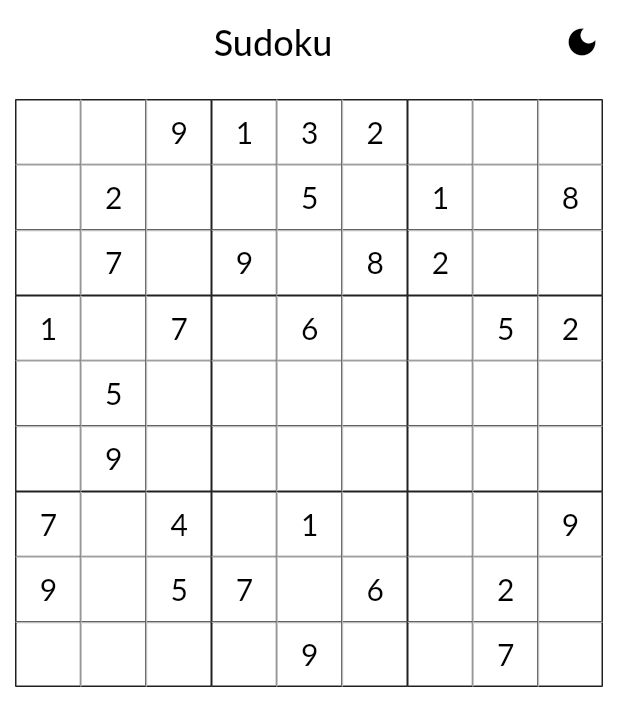
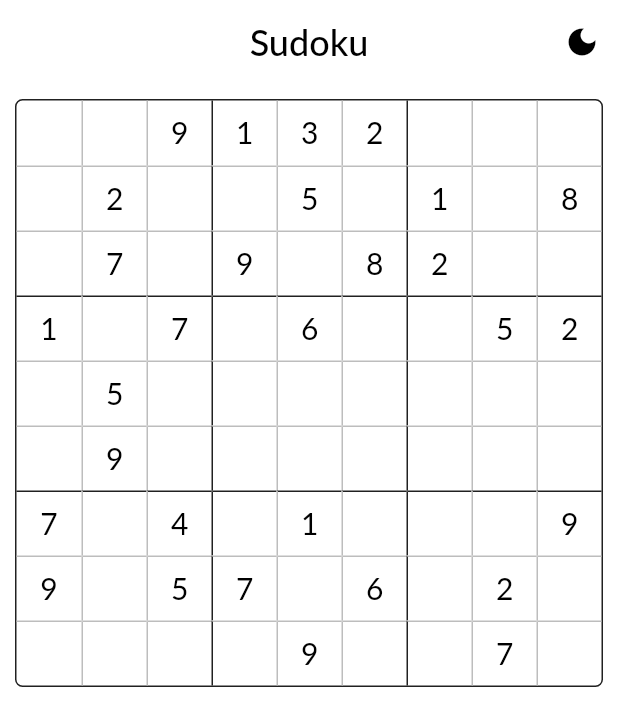
Before and after one commit to mdg1019/open_source_sudoku, a Flutter app: the screen it shows after launch, on a phone screen of 412 x 824 dp. Shown: the top 726 px of the screen. Run offline on Flutter 3.47's test engine with Material 3 defaults, Android fonts, the phone set to English and light mode, and no system bars; our stand-ins replace flutter_riverpod, riverpod_annotation, shared_preferences; generated files the repository leaves out were written again; Roboto replaces fonts that are missing (Lato).

Commit message:
Rounded the corners for the SudokuScreen grid.

```diff
--- a/lib/screens/sudoku_screen.dart
+++ b/lib/screens/sudoku_screen.dart
@@ -3,6 +3,7 @@ import 'package:flutter_riverpod/flutter_riverpod.dart';
 
 import '../models/settings.dart';
 import '../models/sudoku.dart';
+import '../utils/shared.dart';
 import '../widgets/app_bar_widget.dart';
 import '../widgets/puzzle_cell_widget.dart';
 
@@ -22,7 +23,16 @@ class SudokuScreen extends ConsumerWidget {
         data: (sudoku) {
           return Padding(
             padding: const EdgeInsets.all(10.0),
+            child: Container(
+              decoration: BoxDecoration(
+                border: Border.all(
+                  color: Shared.getTheme(settings.themeType).gridBoxBorderColor,
+                  width: 1.0,
+                ),
+                borderRadius: BorderRadius.circular(5.0),
+              ),
               child: GridView.count(
+                shrinkWrap: true,
                 crossAxisCount: 9,
                 children: List.generate(81, (index) {
                   int row = index ~/ 9;
@@ -30,6 +40,7 @@ class SudokuScreen extends ConsumerWidget {
 
                   return PuzzleCellWidget(sudoku: sudoku, settings: settings, row: row, col: col);
                 }),
+              ),
             ),
           );
         },
--- a/lib/widgets/app_bar_widget.dart
+++ b/lib/widgets/app_bar_widget.dart
@@ -17,10 +17,9 @@ class AppBarWidget extends ConsumerWidget implements PreferredSizeWidget {
     final settings = ref.watch(settingsNotifierProvider).value!;
 
     return AppBar(
-      title: Center(
-        child: Text(
-          title,
-        ),
+      centerTitle: true,
+      title: Text(
+        title,
       ),
       actions: [
         IconButton(
--- a/lib/widgets/puzzle_cell_widget.dart
+++ b/lib/widgets/puzzle_cell_widget.dart
@@ -29,28 +29,27 @@ class PuzzleCellWidget extends StatelessWidget {
     return Container(
       decoration: BoxDecoration(
         border: Border(
-          top: BorderSide(
-            color: row % 3 == 0 ? theme!.gridBoxBorderColor : theme!.gridInnerBorderColor,
-            width: 1.0,
-          ),
-          right: BorderSide(
-            color: theme!.gridBoxBorderColor,
-            width: col == 8 ? 1.0 : 0.0
-          ),
-          left: BorderSide(
-            color: col % 3 == 0 ? theme!.gridBoxBorderColor : theme!.gridInnerBorderColor,
-            width: 1.0,
-          ),
-          bottom: BorderSide(
-            color: theme!.gridBoxBorderColor,
-            width: row == 8 ? 1.0 : 0.0,
-          ),
+          top: row != 0
+              ? BorderSide(
+                  color: row % 3 == 0
+                      ? theme!.gridBoxBorderColor
+                      : theme!.gridInnerBorderColor,
+                  width: 1.0,
+                )
+              : BorderSide.none,
+          left: col != 0
+              ? BorderSide(
+                  color: col % 3 == 0
+                      ? theme!.gridBoxBorderColor
+                      : theme!.gridInnerBorderColor,
+                  width: 1.0,
+                )
+              : BorderSide.none,
         ),
       ),
       child: Center(
-        child: Text(puzzleCell!.value == 0
-            ? ''
-            : puzzleCell!.value.toString(),
+        child: Text(
+          puzzleCell!.value == 0 ? '' : puzzleCell!.value.toString(),
           style: theme!.currentValueTextStyle,
         ),
       ),
```
Lines whose indentation alone changed are shown as unchanged.
